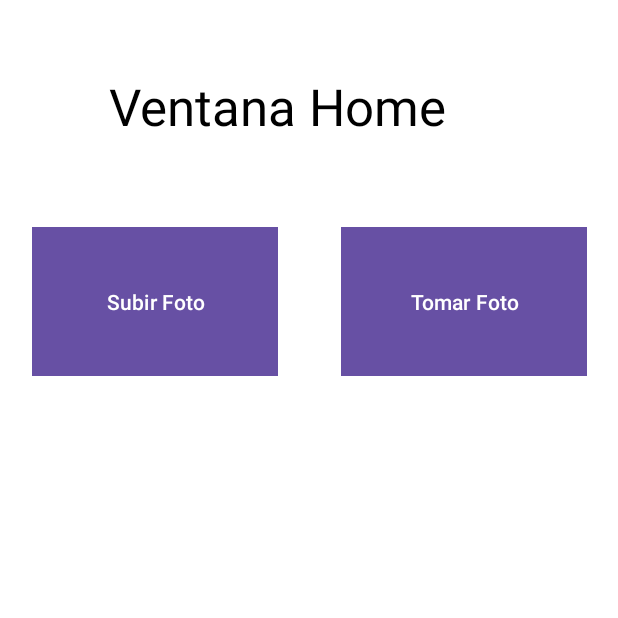
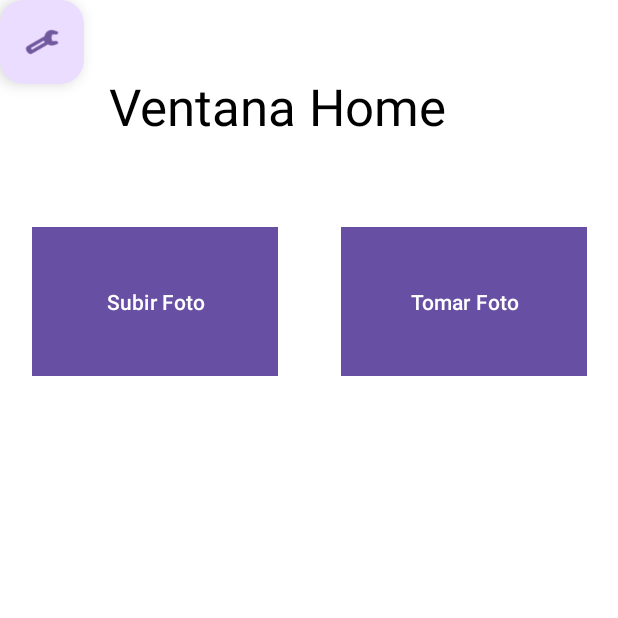
Before and after one commit to yongsavagge/OkFruitAppDevelop, an Android app: the HomePageActivity screen opened directly, with no data from a screen before it, on a phone screen of 412 x 824 dp, the top half of it. Run offline under Robolectric (Android 15) with nearby library versions, the light colour scheme and no system bars.

Commit message:
Clase ajuste

```diff
--- a/app/src/main/AndroidManifest.xml
+++ b/app/src/main/AndroidManifest.xml
@@ -35,6 +35,12 @@
             android:name=".resultado.ResultadoActivity"
             android:exported="false"
             android:label="HomePageActivity" />
+
+        <activity
+            android:name=".actualizar.ActualizarDatoActivity"
+            android:exported="false"
+            android:label="HomePageActivity" />
+
     </application>
 
 </manifest>
--- a/app/src/main/java/com/example/okfruitapp/homepage/HomePageActivity.java
+++ b/app/src/main/java/com/example/okfruitapp/homepage/HomePageActivity.java
@@ -4,6 +4,10 @@ import android.widget.Button;
 import android.content.Intent;
 import android.view.View;
 
+import com.example.okfruitapp.actualizar.ActualizarDatoActivity;
+import com.google.android.material.floatingactionbutton.FloatingActionButton;
+
+import android.widget.Button;
 import androidx.appcompat.app.AppCompatActivity;
 import com.example.okfruitapp.R;
 import com.example.okfruitapp.resultado.ResultadoActivity;
@@ -14,10 +18,12 @@ public class HomePageActivity extends AppCompatActivity {
         super.onCreate(savedInstanceState);
         setContentView(R.layout.activity_home_page);
         // Obtén una referencia al botón por su ID
-        Button btnFoto = findViewById(R.id.btn_foto);
+        Button btnFotoSubir = findViewById(R.id.btn_foto);
+        Button btnFotoTomar = findViewById(R.id.btn_foto2);
+        com.google.android.material.floatingactionbutton.FloatingActionButton floatActualizar = findViewById(R.id.floatActualizar);
 
         // Configura el evento de clic en el botón
-        btnFoto.setOnClickListener(new View.OnClickListener() {
+        btnFotoSubir.setOnClickListener(new View.OnClickListener() {
             @Override
             public void onClick(View view) {
                 // Crea un Intent para redireccionar a la otra actividad
@@ -25,5 +31,23 @@ public class HomePageActivity extends AppCompatActivity {
                 startActivity(intent);
             }
         });
+
+        btnFotoTomar.setOnClickListener(new View.OnClickListener() {
+            @Override
+            public void onClick(View view) {
+                // Crea un Intent para redireccionar a la otra actividad
+                Intent intent = new Intent(HomePageActivity.this, ResultadoActivity.class);
+                startActivity(intent);
+            }
+        });
+
+        floatActualizar.setOnClickListener(new View.OnClickListener() {
+            @Override
+            public void onClick(View view) {
+                // Crea un Intent para redireccionar a la otra actividad
+                Intent intent = new Intent(HomePageActivity.this, ActualizarDatoActivity.class);
+                startActivity(intent);
+            }
+        });
     }
 }
--- a/app/src/main/res/layout/activity_home_page.xml
+++ b/app/src/main/res/layout/activity_home_page.xml
@@ -51,5 +51,15 @@
         android:orientation="vertical"
         app:layout_constraintGuide_percent="0.5" />
 
+    <com.google.android.material.floatingactionbutton.FloatingActionButton
+        android:id="@+id/floatActualizar"
+        android:layout_width="56dp"
+        android:layout_height="wrap_content"
+        android:clickable="true"
+        app:srcCompat="@android:drawable/ic_menu_manage"
+        tools:ignore="MissingConstraints"
+        tools:layout_editor_absoluteX="334dp"
+        tools:layout_editor_absoluteY="5dp" />
+
 
 </androidx.constraintlayout.widget.ConstraintLayout>
```
Also changed, not shown: app/src/main/java/com/example/okfruitapp/actualizar/ActualizarDatoActivity.java (added, +11 -0 lines), app/src/main/res/layout/activity_actualizar_datos.xml (added, +20 -0 lines).
